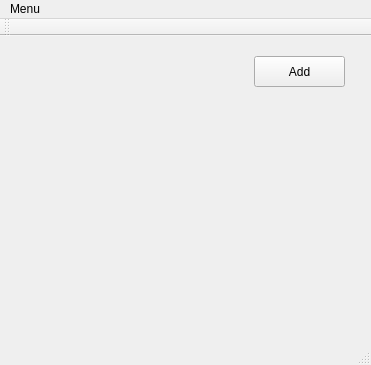
Above: NazarovaKs/mainwindow.ui from h31/ProgrammingCourseBackup before the change. Below: the same form after it.
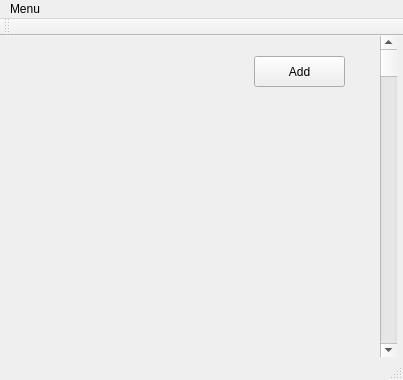
That is the form after the change.

Diff of the .ui file:
```diff
--- a/NazarovaKs/mainwindow.ui
+++ b/NazarovaKs/mainwindow.ui
@@ -6,8 +6,8 @@
    <rect>
     <x>0</x>
     <y>0</y>
-    <width>371</width>
-    <height>365</height>
+    <width>403</width>
+    <height>380</height>
    </rect>
   </property>
   <property name="windowTitle">
@@ -27,13 +27,32 @@
      <string>Add</string>
     </property>
    </widget>
+   <widget class="QScrollBar" name="verticalScrollBar">
+    <property name="geometry">
+     <rect>
+      <x>380</x>
+      <y>0</y>
+      <width>17</width>
+      <height>321</height>
+     </rect>
+    </property>
+    <property name="maximumSize">
+     <size>
+      <width>17</width>
+      <height>331</height>
+     </size>
+    </property>
+    <property name="orientation">
+     <enum>Qt::Vertical</enum>
+    </property>
+   </widget>
   </widget>
   <widget class="QMenuBar" name="menuBar">
    <property name="geometry">
     <rect>
      <x>0</x>
      <y>0</y>
-     <width>371</width>
+     <width>403</width>
      <height>21</height>
     </rect>
    </property>
```
